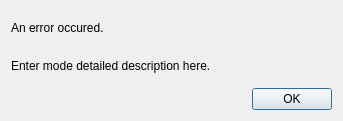
First picture: the form in sisyphosdbx/gui/error_dialog.ui, repository samschott/maestral, before the edit.
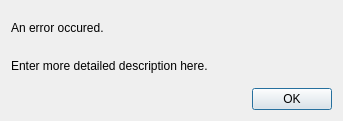
Second picture: the form after the edit.

Diff of the .ui file:
```diff
--- a/sisyphosdbx/gui/error_dialog.ui
+++ b/sisyphosdbx/gui/error_dialog.ui
@@ -29,8 +29,11 @@
    </item>
    <item row="1" column="0" colspan="2">
     <widget class="QLabel" name="labelMessage">
+     <property name="styleSheet">
+      <string notr="true">QLabel {font-size: 11pt; };</string>
+     </property>
      <property name="text">
-      <string>Enter mode detailed description here.</string>
+      <string>Enter more detailed description here.</string>
      </property>
      <property name="wordWrap">
       <bool>true</bool>
```
